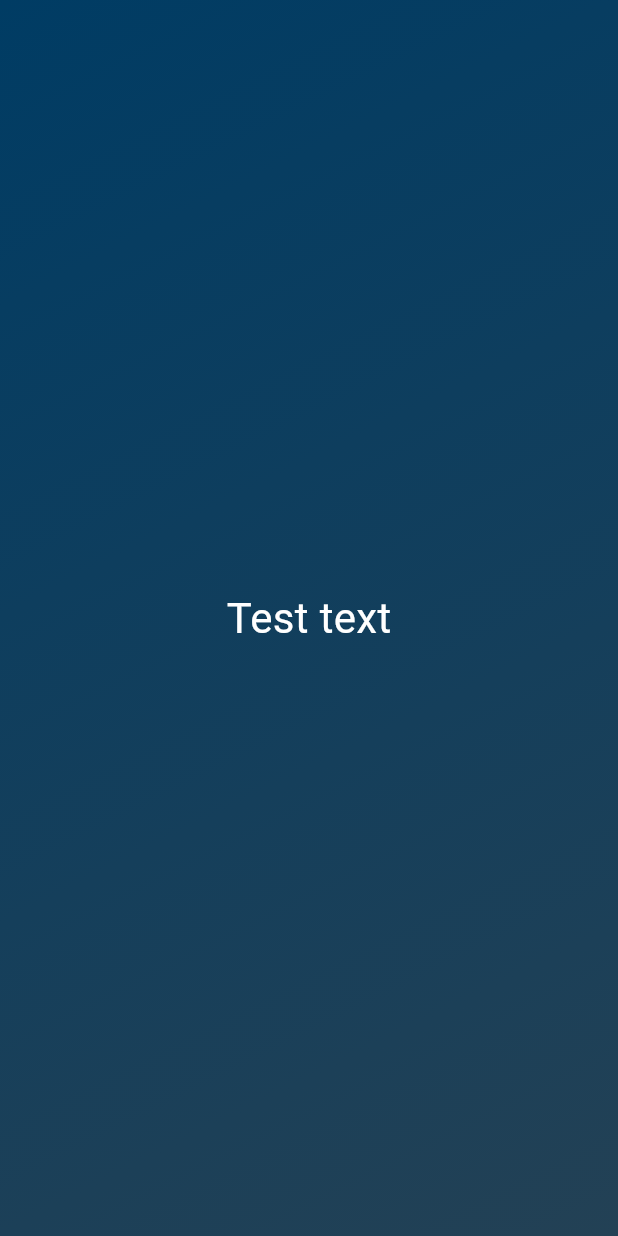
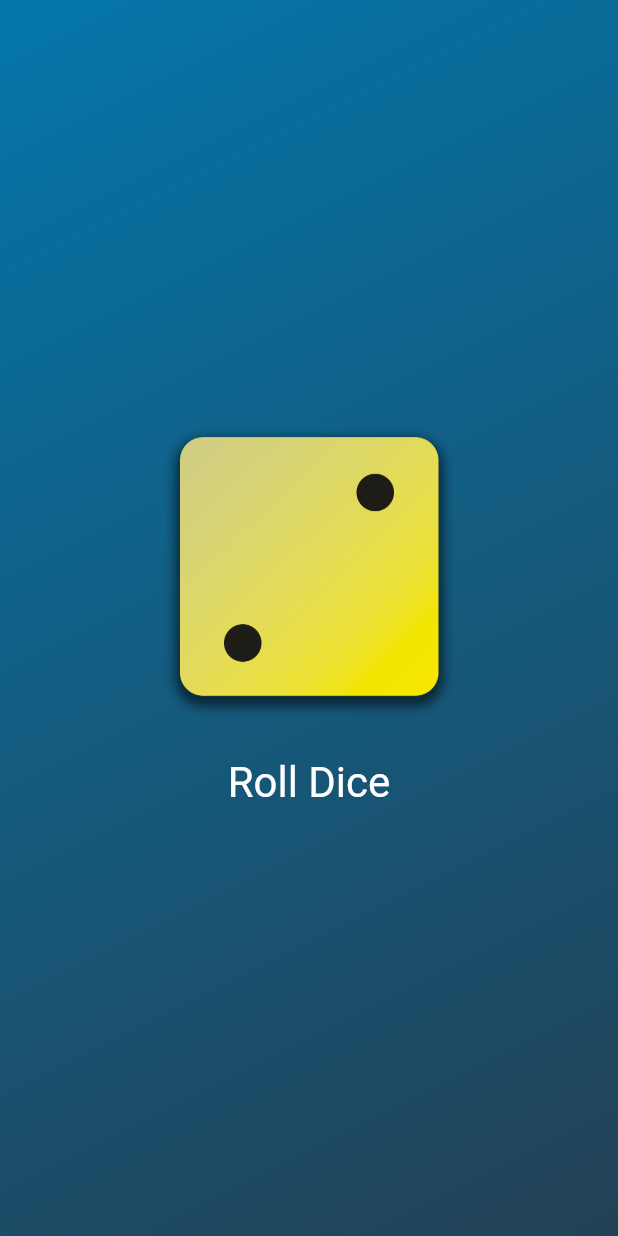
Before and after one commit to wpx60917/dice, a Flutter app: the screen it shows after launch, on a phone screen of 412 x 824 dp. Run offline on Flutter 3.47's test engine with Material 3 defaults, Android fonts, the phone set to English and light mode, and no system bars.

Commit message:
Feat: add dice layout and style

```diff
--- a/lib/gradient_box.dart
+++ b/lib/gradient_box.dart
@@ -9,6 +9,8 @@ class GradientBox extends StatelessWidget {
 
   final List<Color> gradientColors;
 
+  void rollDice() {}
+
   @override
   Widget build(context) {
     return Container(
@@ -18,7 +20,28 @@ class GradientBox extends StatelessWidget {
         begin: startAlignment,
         end: endAlignment,
       )),
-      child: const Center(child: StyleText('Test text')),
+      child: Center(
+        child: Column(
+          mainAxisSize: MainAxisSize.min,
+          children: [
+            Image.asset(
+              'assets/images/dice-2.png',
+              width: 200,
+            ),
+            const SizedBox(height: 20),
+            TextButton(
+              onPressed: rollDice,
+              style: TextButton.styleFrom(
+                  // padding: const EdgeInsets.only(top: 20),
+                  foregroundColor: Colors.white,
+                  textStyle: const TextStyle(
+                    fontSize: 28,
+                  )),
+              child: const Text('Roll Dice'),
+            )
+          ],
+        ),
+      ),
     );
   }
 }
--- a/lib/main.dart
+++ b/lib/main.dart
@@ -4,7 +4,7 @@ import 'package:dice/gradient_box.dart';
 void main() {
   runApp(const MaterialApp(
     home: Scaffold(
-      body: GradientBox([Color.fromARGB(255, 0, 60, 100),Color.fromARGB(255, 35, 65, 85),]),
+      body: GradientBox([Color.fromARGB(255, 4, 118, 170),Color.fromARGB(255, 35, 65, 85),]),
     ),
   ));
 }
```
Also changed, not shown: pubspec.yaml (+8 -2 lines), assets/images/dice-1.png (added), assets/images/dice-2.png (added), assets/images/dice-3.png (added), assets/images/dice-4.png (added), assets/images/dice-5.png (added), assets/images/dice-6.png (added).
